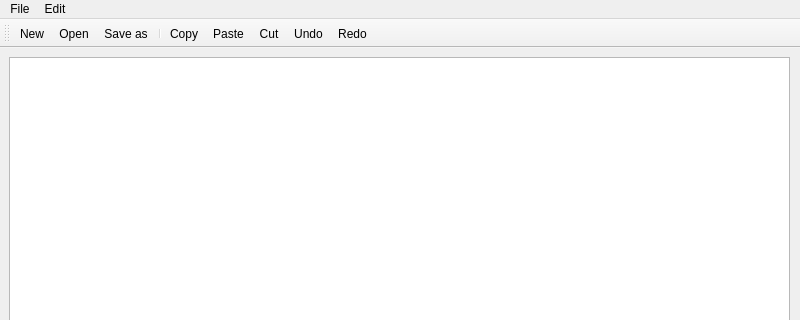
Before: the Qt Designer form notepad-project/notepadwindow.ui in caiofov/Notepad-Qt-Cpp, drawn with Qt 5; both pictures show x 0 to 800 and y 0 to 320 of the 800 by 600 pixel window.
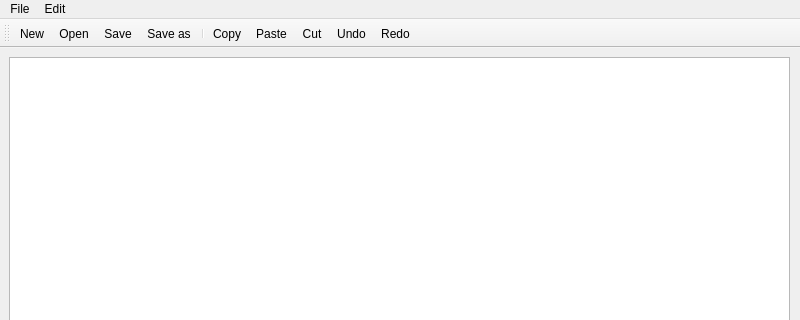
After: the same form once the commit is applied. Icons and pictures are not drawn.

Commit message: feat: add save button and shortcuts

```diff
--- a/notepad-project/notepadwindow.ui
+++ b/notepad-project/notepadwindow.ui
@@ -63,6 +63,9 @@
   </widget>
   <widget class="QStatusBar" name="statusbar"/>
   <widget class="QToolBar" name="toolBar">
+   <property name="enabled">
+    <bool>true</bool>
+   </property>
    <property name="windowTitle">
     <string>toolBar</string>
    </property>
@@ -74,6 +77,7 @@
    </attribute>
    <addaction name="actionNew"/>
    <addaction name="actionOpen"/>
+   <addaction name="actionSave"/>
    <addaction name="actionSave_as"/>
    <addaction name="separator"/>
    <addaction name="actionCopy"/>
@@ -169,6 +173,20 @@
     <string>Redo  (Ctrl + Y)</string>
    </property>
   </action>
+  <action name="actionSave">
+   <property name="icon">
+    <iconset theme="QIcon::ThemeIcon::DocumentSave"/>
+   </property>
+   <property name="text">
+    <string>Save</string>
+   </property>
+   <property name="toolTip">
+    <string>Save (Ctrl + S)</string>
+   </property>
+   <property name="shortcut">
+    <string>Ctrl+S</string>
+   </property>
+  </action>
  </widget>
  <resources/>
  <connections/>
```
Left out of the diff: 13 changed lines with no effect on the pictures.
